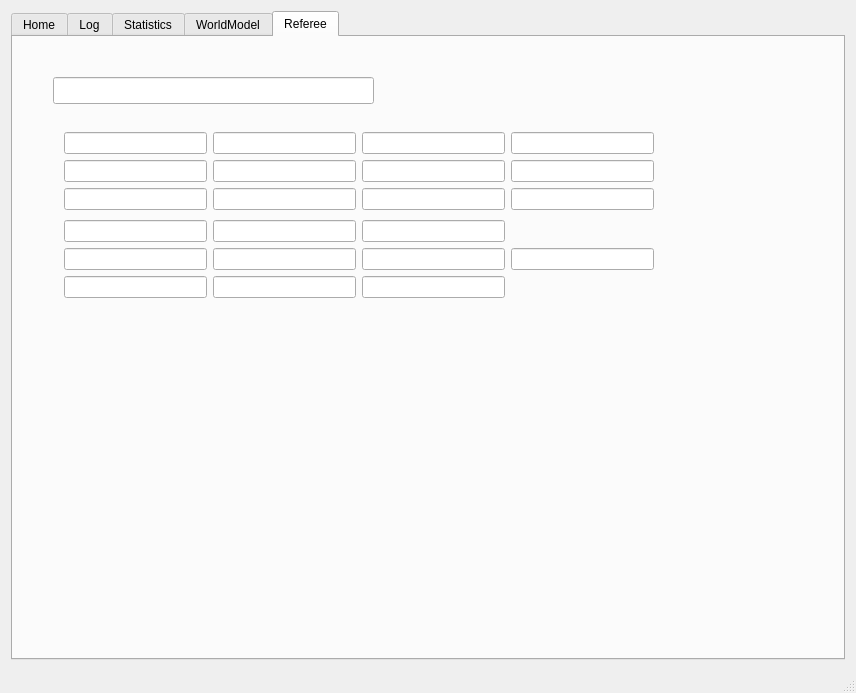
fffaraz/KN2C-SSL, file src/ui/mainwindow.ui: the form before one commit.
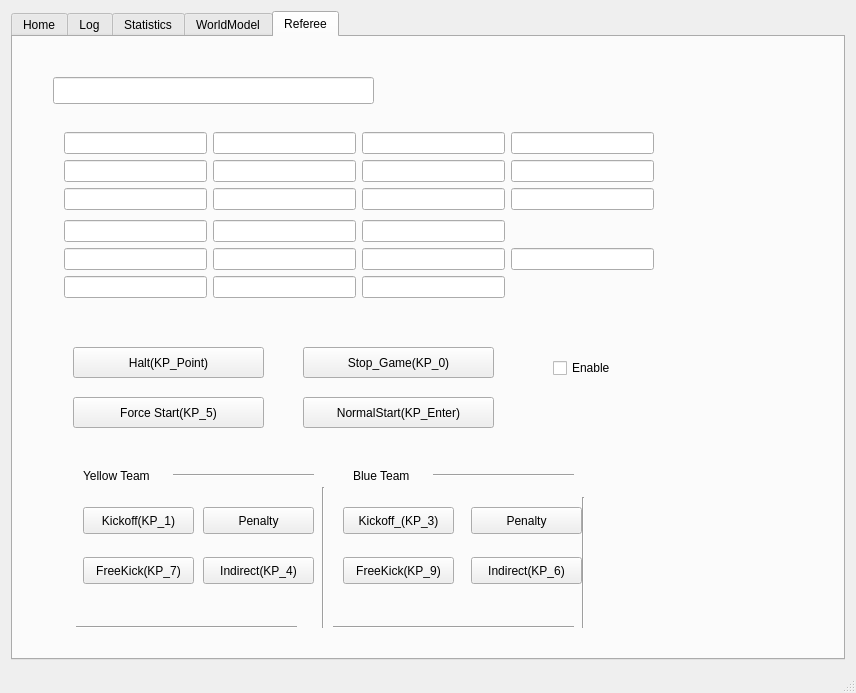
The form after the commit. The open tabs and pages were chosen to show the change.

```diff
--- a/src/ui/mainwindow.ui
+++ b/src/ui/mainwindow.ui
@@ -259,6 +259,282 @@
          </item>
         </layout>
        </widget>
+       <widget class="QPushButton" name="Stop_Game_KP_0">
+        <property name="geometry">
+         <rect>
+          <x>290</x>
+          <y>310</y>
+          <width>191</width>
+          <height>31</height>
+         </rect>
+        </property>
+        <property name="text">
+         <string>Stop_Game(KP_0)</string>
+        </property>
+       </widget>
+       <widget class="QPushButton" name="ForceStart_KP_5">
+        <property name="geometry">
+         <rect>
+          <x>60</x>
+          <y>360</y>
+          <width>191</width>
+          <height>31</height>
+         </rect>
+        </property>
+        <property name="text">
+         <string>Force Start(KP_5)</string>
+        </property>
+       </widget>
+       <widget class="QPushButton" name="Penalty_Yellow">
+        <property name="geometry">
+         <rect>
+          <x>190</x>
+          <y>470</y>
+          <width>111</width>
+          <height>27</height>
+         </rect>
+        </property>
+        <property name="text">
+         <string>Penalty</string>
+        </property>
+       </widget>
+       <widget class="QPushButton" name="NormalStart_KP_Enter">
+        <property name="geometry">
+         <rect>
+          <x>290</x>
+          <y>360</y>
+          <width>191</width>
+          <height>31</height>
+         </rect>
+        </property>
+        <property name="text">
+         <string>NormalStart(KP_Enter)</string>
+        </property>
+       </widget>
+       <widget class="QPushButton" name="Penalty_Blue">
+        <property name="geometry">
+         <rect>
+          <x>458</x>
+          <y>470</y>
+          <width>111</width>
+          <height>27</height>
+         </rect>
+        </property>
+        <property name="text">
+         <string>Penalty</string>
+        </property>
+       </widget>
+       <widget class="QPushButton" name="Indirect_Blue">
+        <property name="geometry">
+         <rect>
+          <x>458</x>
+          <y>520</y>
+          <width>111</width>
+          <height>27</height>
+         </rect>
+        </property>
+        <property name="text">
+         <string>Indirect(KP_6)</string>
+        </property>
+       </widget>
+       <widget class="QCheckBox" name="Enable">
+        <property name="geometry">
+         <rect>
+          <x>540</x>
+          <y>320</y>
+          <width>99</width>
+          <height>22</height>
+         </rect>
+        </property>
+        <property name="text">
+         <string>Enable</string>
+        </property>
+       </widget>
+       <widget class="QPushButton" name="Indirect_Yellow">
+        <property name="geometry">
+         <rect>
+          <x>190</x>
+          <y>520</y>
+          <width>111</width>
+          <height>27</height>
+         </rect>
+        </property>
+        <property name="text">
+         <string>Indirect(KP_4)</string>
+        </property>
+       </widget>
+       <widget class="QPushButton" name="Freekick_Yellow">
+        <property name="geometry">
+         <rect>
+          <x>70</x>
+          <y>520</y>
+          <width>111</width>
+          <height>27</height>
+         </rect>
+        </property>
+        <property name="text">
+         <string>FreeKick(KP_7)</string>
+        </property>
+       </widget>
+       <widget class="QPushButton" name="FreeKick_Blue">
+        <property name="geometry">
+         <rect>
+          <x>330</x>
+          <y>520</y>
+          <width>111</width>
+          <height>27</height>
+         </rect>
+        </property>
+        <property name="text">
+         <string>FreeKick(KP_9)</string>
+        </property>
+       </widget>
+       <widget class="QPushButton" name="Kickoff_Yellow">
+        <property name="geometry">
+         <rect>
+          <x>70</x>
+          <y>470</y>
+          <width>111</width>
+          <height>27</height>
+         </rect>
+        </property>
+        <property name="text">
+         <string>Kickoff(KP_1)</string>
+        </property>
+       </widget>
+       <widget class="QPushButton" name="Halt_KP_Point">
+        <property name="geometry">
+         <rect>
+          <x>60</x>
+          <y>310</y>
+          <width>191</width>
+          <height>31</height>
+         </rect>
+        </property>
+        <property name="text">
+         <string>Halt(KP_Point)</string>
+        </property>
+       </widget>
+       <widget class="QPushButton" name="Kickoff_Blue">
+        <property name="geometry">
+         <rect>
+          <x>330</x>
+          <y>470</y>
+          <width>111</width>
+          <height>27</height>
+         </rect>
+        </property>
+        <property name="text">
+         <string>Kickoff_(KP_3)</string>
+        </property>
+       </widget>
+       <widget class="QLabel" name="label_10">
+        <property name="geometry">
+         <rect>
+          <x>70</x>
+          <y>430</y>
+          <width>91</width>
+          <height>17</height>
+         </rect>
+        </property>
+        <property name="text">
+         <string>Yellow Team</string>
+        </property>
+       </widget>
+       <widget class="QLabel" name="label_11">
+        <property name="geometry">
+         <rect>
+          <x>340</x>
+          <y>430</y>
+          <width>71</width>
+          <height>17</height>
+         </rect>
+        </property>
+        <property name="text">
+         <string>Blue Team</string>
+        </property>
+       </widget>
+       <widget class="Line" name="line_8">
+        <property name="geometry">
+         <rect>
+          <x>300</x>
+          <y>450</y>
+          <width>20</width>
+          <height>141</height>
+         </rect>
+        </property>
+        <property name="autoFillBackground">
+         <bool>false</bool>
+        </property>
+        <property name="orientation">
+         <enum>Qt::Vertical</enum>
+        </property>
+       </widget>
+       <widget class="Line" name="line_11">
+        <property name="geometry">
+         <rect>
+          <x>560</x>
+          <y>460</y>
+          <width>20</width>
+          <height>131</height>
+         </rect>
+        </property>
+        <property name="orientation">
+         <enum>Qt::Vertical</enum>
+        </property>
+       </widget>
+       <widget class="Line" name="line_7">
+        <property name="geometry">
+         <rect>
+          <x>160</x>
+          <y>430</y>
+          <width>141</width>
+          <height>16</height>
+         </rect>
+        </property>
+        <property name="orientation">
+         <enum>Qt::Horizontal</enum>
+        </property>
+       </widget>
+       <widget class="Line" name="line_9">
+        <property name="geometry">
+         <rect>
+          <x>63</x>
+          <y>580</y>
+          <width>221</width>
+          <height>20</height>
+         </rect>
+        </property>
+        <property name="orientation">
+         <enum>Qt::Horizontal</enum>
+        </property>
+       </widget>
+       <widget class="Line" name="line_10">
+        <property name="geometry">
+         <rect>
+          <x>420</x>
+          <y>430</y>
+          <width>141</width>
+          <height>16</height>
+         </rect>
+        </property>
+        <property name="orientation">
+         <enum>Qt::Horizontal</enum>
+        </property>
+       </widget>
+       <widget class="Line" name="line_12">
+        <property name="geometry">
+         <rect>
+          <x>320</x>
+          <y>580</y>
+          <width>241</width>
+          <height>20</height>
+         </rect>
+        </property>
+        <property name="orientation">
+         <enum>Qt::Horizontal</enum>
+        </property>
+       </widget>
       </widget>
      </widget>
     </item>
```
Left out of the diff: 131 changed lines with no effect on the pictures.
